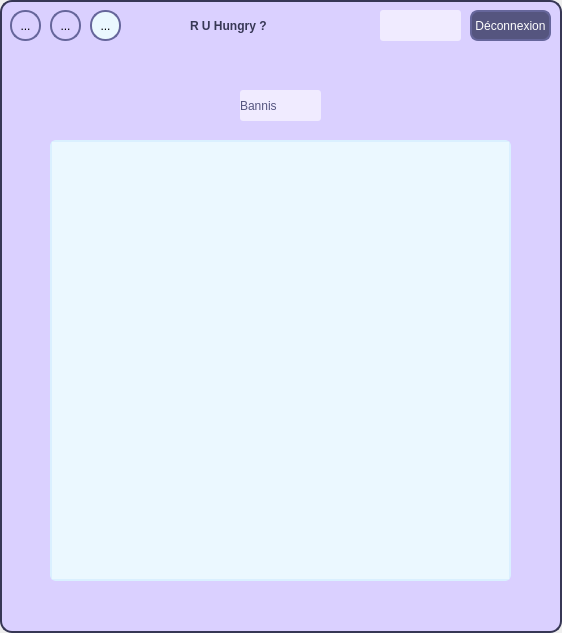
Above: bannedwindow.ui from GD-Github/R-U-Hungry- before the change. Below: the same form after it.
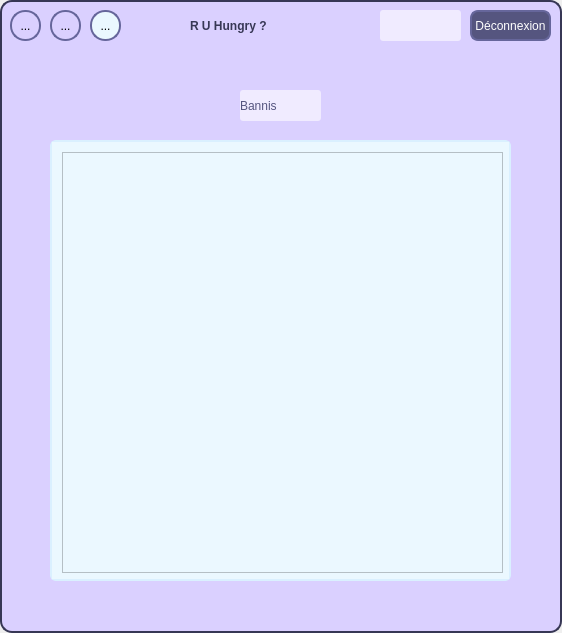
That is the form after the change. Icons and pictures are not drawn.

Diff of the .ui file:
```diff
--- a/bannedwindow.ui
+++ b/bannedwindow.ui
@@ -238,6 +238,16 @@
        <height>437</height>
       </rect>
      </property>
+     <widget class="QListWidget" name="listWidget">
+      <property name="geometry">
+       <rect>
+        <x>10</x>
+        <y>10</y>
+        <width>441</width>
+        <height>421</height>
+       </rect>
+      </property>
+     </widget>
     </widget>
    </widget>
   </widget>
```
